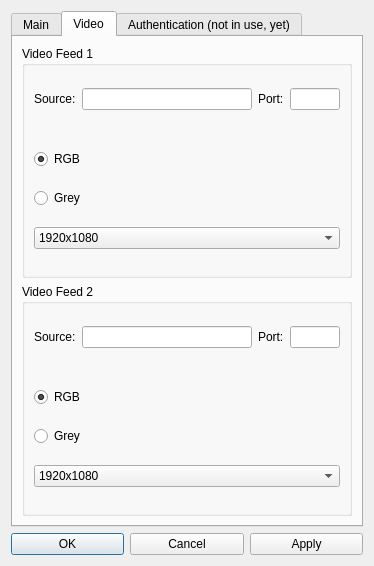
marsinstituteSC/MissionControl, file src/designer/settings.ui: the form before one commit.
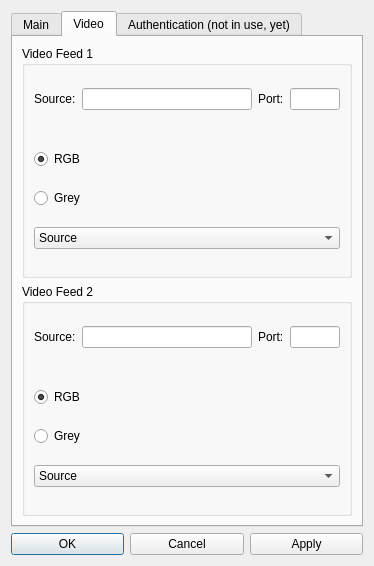
The form after the commit. The open tabs and pages were chosen to show the change.

```diff
--- a/src/designer/settings.ui
+++ b/src/designer/settings.ui
@@ -310,6 +310,11 @@
             </item>
             <item>
              <widget class="QComboBox" name="video2_resolution">
+              <item>
+               <property name="text">
+                <string>Source</string>
+               </property>
+              </item>
               <item>
                <property name="text">
                 <string>1920x1080</string>
@@ -415,6 +420,11 @@
             </item>
             <item>
              <widget class="QComboBox" name="video1_resolution">
+              <item>
+               <property name="text">
+                <string>Source</string>
+               </property>
+              </item>
               <item>
                <property name="text">
                 <string>1920x1080</string>
```
Left out of the diff: 12 changed lines with no effect on the pictures.
